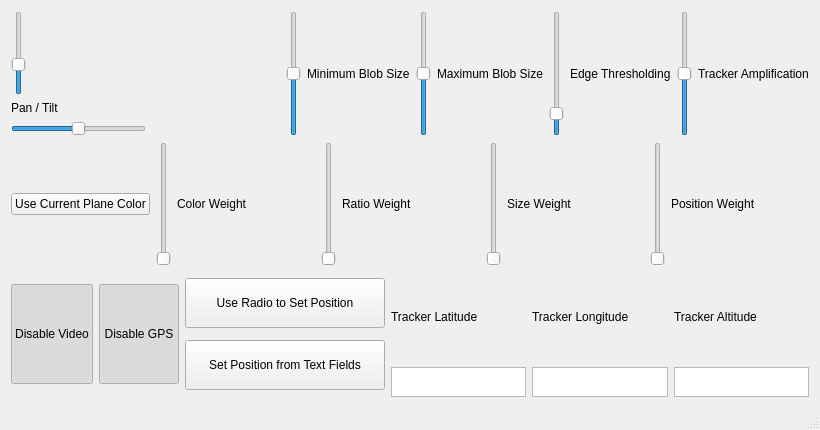
The window that src/ui/ui.ui (zgrannan/plane-tracker) describes before a commit, drawn with Qt 5.
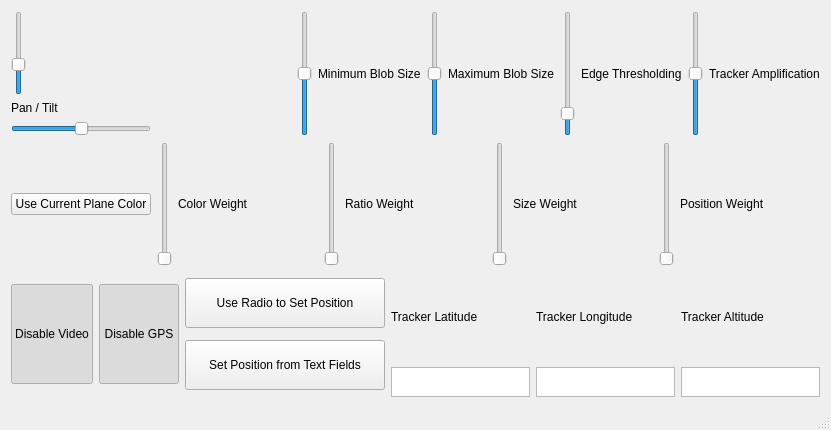
The same window after the commit.

```diff
--- a/src/ui/ui.ui
+++ b/src/ui/ui.ui
@@ -6,7 +6,7 @@
    <rect>
     <x>0</x>
     <y>0</y>
-    <width>820</width>
+    <width>831</width>
     <height>430</height>
    </rect>
   </property>
```
Left out of the diff: 2 changed lines with no effect on the pictures.
